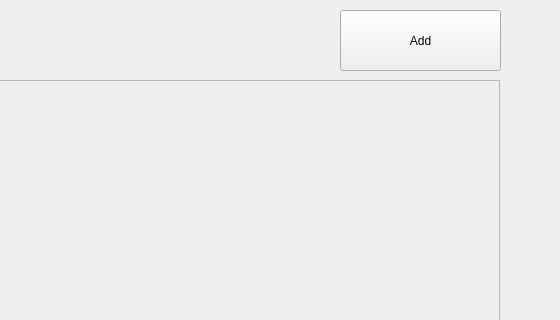
Before: the Qt Designer form utils/admin_tool/game-chat-admin-tool/ui/mainwindow.ui in DCDsqd/HACK-cloudcom_game_chat_bot, drawn with Qt 5; both pictures show x 640 to 1200 and y 0 to 320 of the 1200 by 700 pixel window.
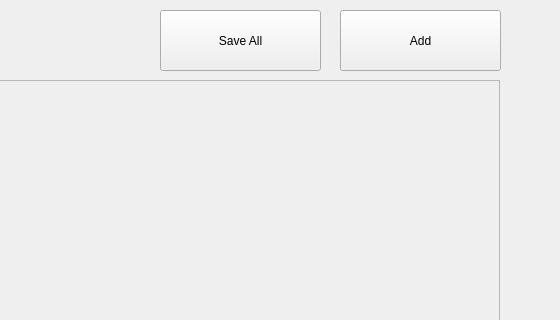
After: the same form once the commit is applied. The open tabs and pages were chosen to show the change.

The edit to the form file:
```diff
--- a/utils/admin_tool/game-chat-admin-tool/ui/mainwindow.ui
+++ b/utils/admin_tool/game-chat-admin-tool/ui/mainwindow.ui
@@ -83,6 +83,19 @@
        <string>Add</string>
       </property>
      </widget>
+     <widget class="QPushButton" name="saveAllButton">
+      <property name="geometry">
+       <rect>
+        <x>800</x>
+        <y>10</y>
+        <width>161</width>
+        <height>61</height>
+       </rect>
+      </property>
+      <property name="text">
+       <string>Save All</string>
+      </property>
+     </widget>
     </widget>
    </widget>
   </widget>
```
